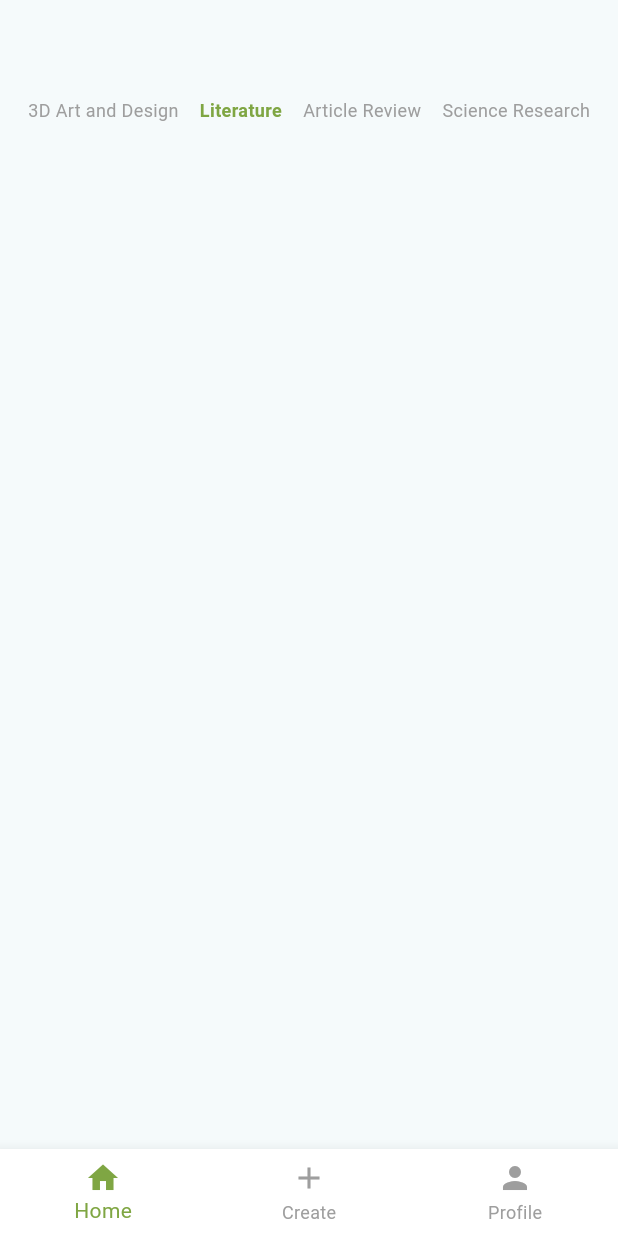
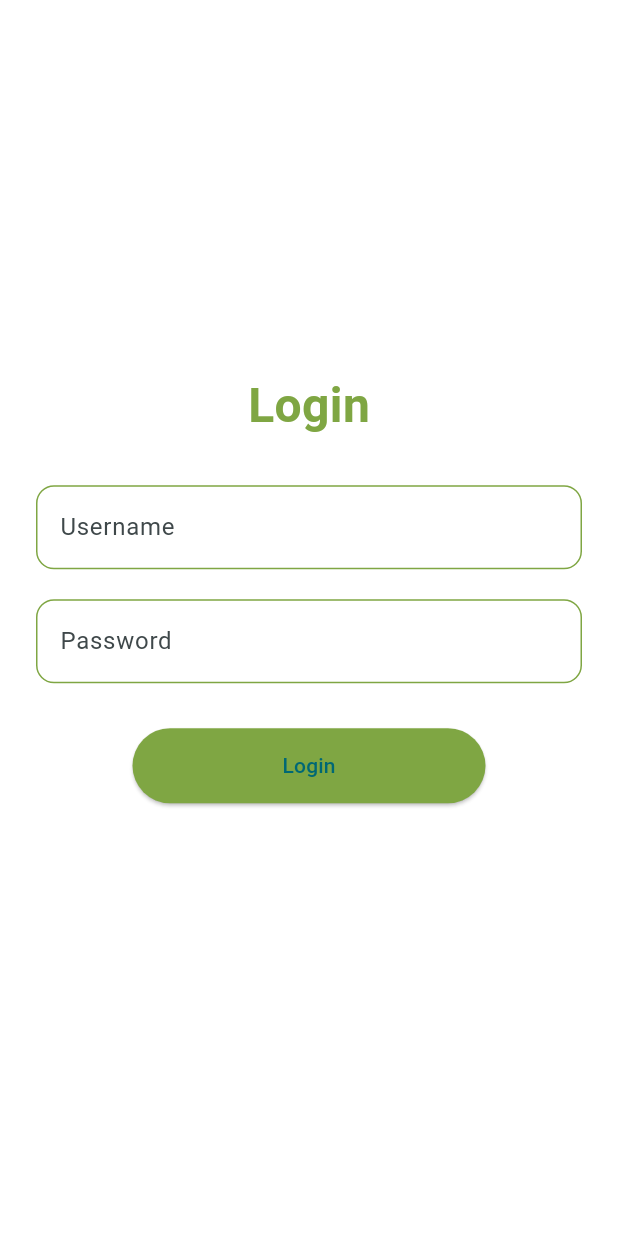
Before and after one commit to VividAy/instanews, a Flutter app: the screen it shows after launch, on a phone screen of 412 x 824 dp. Run offline on Flutter 3.47's test engine with Material 3 defaults, Android fonts, the phone set to English and light mode, and no system bars; our stand-ins replace shared_preferences.

Commit message:
adds login_page/changes to main.dart

```diff
--- /dev/null
+++ b/lib/login_page.dart
@@ -0,0 +1,106 @@
+import 'package:flutter/material.dart';
+import 'main.dart'; // Import main.dart for navigation to MainPage
+
+class LoginPage extends StatefulWidget {
+  const LoginPage({Key? key}) : super(key: key);
+
+  @override
+  _LoginPageState createState() => _LoginPageState();
+}
+
+class _LoginPageState extends State<LoginPage> {
+  final String _correctUsername = "user123";
+  final String _correctPassword = "password123";
+
+  final TextEditingController _usernameController = TextEditingController();
+  final TextEditingController _passwordController = TextEditingController();
+  String _loginStatus = "";
+
+  void _handleLogin() {
+    if (_usernameController.text == _correctUsername &&
+        _passwordController.text == _correctPassword) {
+      // Navigate to MainPage (home page) after successful login
+      Navigator.pushReplacement(
+        context,
+        MaterialPageRoute(builder: (context) => const MainPage()),
+      );
+    } else {
+      setState(() {
+        _loginStatus = "Invalid username or password.";
+      });
+    }
+  }
+
+  @override
+  Widget build(BuildContext context) {
+    return Scaffold(
+      backgroundColor: Colors.white,
+      body: GestureDetector(
+        onTap: () {
+          // This hides the keyboard when tapping outside of the text fields
+          FocusScope.of(context).unfocus();
+        },
+        child: Padding(
+          padding: const EdgeInsets.all(24.0),
+          child: Column(
+            mainAxisAlignment: MainAxisAlignment.center,
+            children: [
+              const Text(
+                "Login",
+                style: TextStyle(
+                  fontSize: 32,
+                  fontWeight: FontWeight.bold,
+                  color: Color(0xFF7FA643), // Use your app's color scheme
+                ),
+              ),
+              const SizedBox(height: 30),
+              TextField(
+                controller: _usernameController,
+                textInputAction: TextInputAction.next, // Ensure keyboard works
+                decoration: InputDecoration(
+                  labelText: "Username",
+                  enabledBorder: OutlineInputBorder(
+                    borderSide: const BorderSide(color: Color(0xFF7FA643)),
+                    borderRadius: BorderRadius.circular(12.0),
+                  ),
+                ),
+              ),
+              const SizedBox(height: 20),
+              TextField(
+                controller: _passwordController,
+                obscureText: true,
+                textInputAction: TextInputAction.done, // Ensure keyboard works
+                decoration: InputDecoration(
+                  labelText: "Password",
+                  enabledBorder: OutlineInputBorder(
+                    borderSide: const BorderSide(color: Color(0xFF7FA643)),
+                    borderRadius: BorderRadius.circular(12.0),
+                  ),
+                ),
+              ),
+              const SizedBox(height: 30),
+              ElevatedButton(
+                onPressed: _handleLogin,
+                style: ElevatedButton.styleFrom(
+                  backgroundColor: const Color(0xFF7FA643),
+                  padding:
+                      const EdgeInsets.symmetric(horizontal: 100, vertical: 15),
+                ),
+                child: const Text("Login"),
+              ),
+              const SizedBox(height: 20),
+              Text(
+                _loginStatus,
+                style: TextStyle(
+                  color: _loginStatus == "Login Successful!"
+                      ? Colors.green
+                      : Colors.red,
+                ),
+              ),
+            ],
+          ),
+        ),
+      ),
+    );
+  }
+}
--- a/lib/main.dart
+++ b/lib/main.dart
@@ -6,6 +6,7 @@ import 'submission_provider.dart'; // Import the provider
 import 'home_page.dart';
 import 'add_page.dart';
 import 'profile_page.dart';
+import 'login_page.dart';
 
 void main() {
   runApp(
@@ -37,7 +38,7 @@ class MyApp extends StatelessWidget {
           unselectedItemColor: Colors.grey, // Grey for unselected items
         ),
       ),
-      home: const MainPage(), // Main page of the app
+      home: const LoginPage(), // Main page of the app
     );
   }
 }
```
